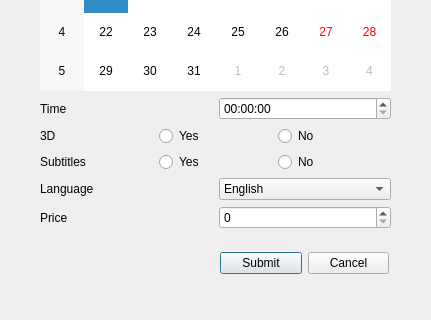
First picture: the form in Mainwindow/add_show/addshowdialog.ui, repository Drakenhielm/Biobokningssystem, before the edit; both pictures show x 0 to 431 and y 303 to 623 of the 431 by 623 pixel window.
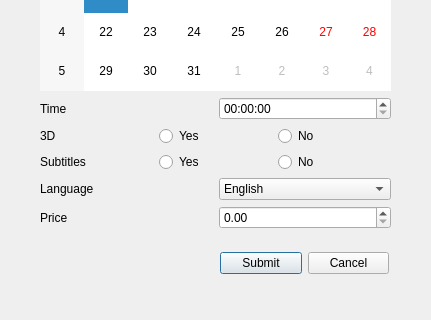
Second picture: the form after the edit.

Patch:
```diff
--- a/Mainwindow/add_show/addshowdialog.ui
+++ b/Mainwindow/add_show/addshowdialog.ui
@@ -51,7 +51,7 @@
     </item>
    </layout>
   </widget>
-  <widget class="QWidget" name="">
+  <widget class="QWidget" name="layoutWidget">
    <property name="geometry">
     <rect>
      <x>40</x>
@@ -233,11 +233,7 @@
        </widget>
       </item>
       <item>
-       <widget class="QSpinBox" name="priceSpinBox">
-        <property name="maximum">
-         <number>999</number>
-        </property>
-       </widget>
+       <widget class="QDoubleSpinBox" name="priceSpinBox"/>
       </item>
      </layout>
     </item>
```
